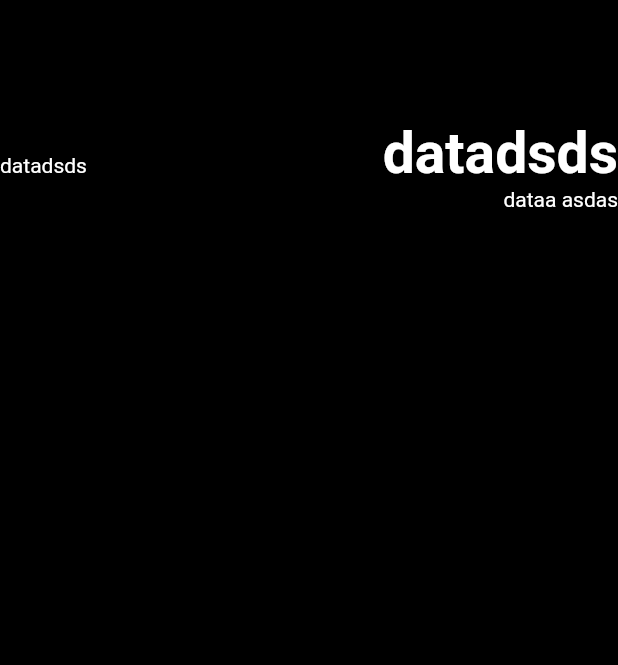
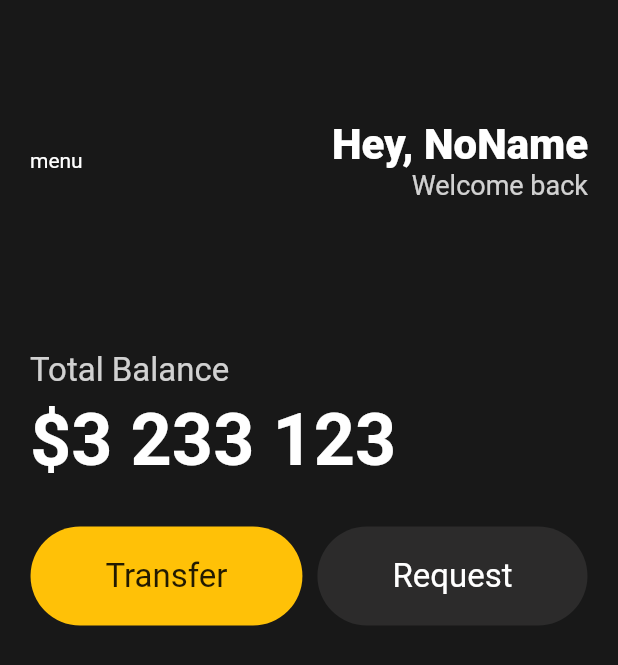
Before and after one commit to chochoq/discover_webtoon, a Flutter app: the screen it shows after launch, on a phone screen of 412 x 824 dp. Shown: the top 665 px of the screen. Run offline on Flutter 3.47's test engine with Material 2 defaults, Android fonts, the phone set to English and light mode, and no system bars.

Commit message:
add Ui main

```diff
--- a/lib/main.dart
+++ b/lib/main.dart
@@ -9,15 +9,18 @@ class App extends StatelessWidget {
   Widget build(BuildContext context) {
     return MaterialApp(
         home: Scaffold(
-            backgroundColor: Colors.black,
-            body: Column(
+            backgroundColor: Color(0xFF181818),
+            body: Padding(
+              padding: const EdgeInsets.symmetric(horizontal: 20),
+              child: Column(
+                crossAxisAlignment: CrossAxisAlignment.start,
                 children: [
                   SizedBox(height: 80),
                   Row(
                     mainAxisAlignment: MainAxisAlignment.spaceBetween,
                     children: [
                       Text(
-                      'datadsds',
+                        'menu',
                         style: TextStyle(
                           color: Colors.white,
                         ),
@@ -26,22 +29,84 @@ class App extends StatelessWidget {
                         crossAxisAlignment: CrossAxisAlignment.end,
                         children: [
                           Text(
-                          'datadsds',
+                            'Hey, NoName',
                             style: TextStyle(
                               color: Colors.white,
-                            fontSize: 38,
-                            fontWeight: FontWeight.w600,
+                              fontSize: 28,
+                              fontWeight: FontWeight.w800,
                             ),
                           ),
                           Text(
-                          'dataa asdas',
-                          style: TextStyle(color: Colors.white),
+                            'Welcome back',
+                            style: TextStyle(
+                              color: Colors.white.withOpacity(0.8),
+                              fontSize: 18,
+                            ),
                           ),
                         ],
                       ),
                     ],
+                  ),
+                  SizedBox(height: 100),
+                  Text(
+                    'Total Balance',
+                    style: TextStyle(
+                      color: Colors.white.withOpacity(0.8),
+                      fontSize: 22,
+                    ),
+                  ),
+                  SizedBox(height: 5),
+                  Text(
+                    '\$3 233 123',
+                    style: TextStyle(
+                      color: Colors.white,
+                      fontSize: 48,
+                      fontWeight: FontWeight.bold,
+                    ),
+                  ),
+                  SizedBox(height: 30),
+                  Row(
+                    mainAxisAlignment: MainAxisAlignment.center,
+                    children: [
+                      Container(
+                        child: Padding(
+                          padding: const EdgeInsets.symmetric(
+                            vertical: 20,
+                            horizontal: 50,
+                          ),
+                          child: Text(
+                            'Transfer',
+                            style: TextStyle(
+                              fontSize: 22,
+                            ),
+                          ),
+                        ),
+                        decoration: BoxDecoration(
+                            color: Colors.amber, borderRadius: BorderRadius.circular(45)),
+                      ),
+                      SizedBox(width: 10),
+                      Container(
+                        child: Padding(
+                          padding: EdgeInsets.symmetric(
+                            vertical: 20,
+                            horizontal: 50,
+                          ),
+                          child: Text(
+                            'Request',
+                            style: TextStyle(
+                              fontSize: 22,
+                              color: Colors.white,
+                            ),
+                          ),
+                        ),
+                        decoration: BoxDecoration(
+                            color: Color.fromARGB(79, 87, 85, 85),
+                            borderRadius: BorderRadius.circular(45)),
+                      ),
+                    ],
                   )
                 ],
+              ),
             )));
   }
 }
```
Also changed, not shown: 1 other file. Lines whose indentation alone changed are shown as unchanged.
